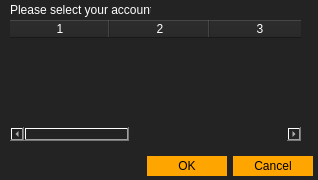
This is availableaccounts.ui in Acria-Network/Acria-Oracle-Node-Qt as Qt 5 draws it before an edit. The edited form follows.
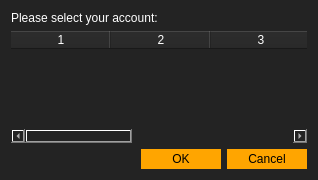
This is the edited form. Icons and pictures are not drawn.

```diff
--- a/availableaccounts.ui
+++ b/availableaccounts.ui
@@ -21,41 +21,16 @@
    <string notr="true">background-color:#232323;
 color:white;</string>
   </property>
-  <widget class="QDialogButtonBox" name="buttonBox">
-   <property name="geometry">
-    <rect>
-     <x>62</x>
-     <y>150</y>
-     <width>251</width>
-     <height>32</height>
-    </rect>
-   </property>
-   <property name="styleSheet">
-    <string notr="true">background-color:white;
-color:black;
-border: none;
-/*padding:30px;*/
-width:80px;
-padding-top:3px;
-padding-bottom:3px;
-background-color:orange;</string>
-   </property>
-   <property name="orientation">
-    <enum>Qt::Horizontal</enum>
-   </property>
-   <property name="standardButtons">
-    <set>QDialogButtonBox::Cancel|QDialogButtonBox::Ok</set>
-   </property>
-  </widget>
+  <layout class="QVBoxLayout" name="verticalLayout">
+   <item>
+    <widget class="QLabel" name="label">
+     <property name="text">
+      <string>Please select your account:</string>
+     </property>
+    </widget>
+   </item>
+   <item>
   <widget class="QTableWidget" name="tableWidget">
-   <property name="geometry">
-    <rect>
-     <x>10</x>
-     <y>20</y>
-     <width>291</width>
-     <height>121</height>
-    </rect>
-   </property>
    <property name="styleSheet">
     <string notr="true">border:none;</string>
    </property>
@@ -98,19 +73,28 @@
    <column/>
    <column/>
   </widget>
-  <widget class="QLabel" name="label">
-   <property name="geometry">
-    <rect>
-     <x>10</x>
-     <y>2</y>
-     <width>141</width>
-     <height>16</height>
-    </rect>
-   </property>
-   <property name="text">
-    <string>Please select your account:</string>
-   </property>
-  </widget>
+   </item>
+   <item>
+    <widget class="QDialogButtonBox" name="buttonBox">
+     <property name="styleSheet">
+      <string notr="true">background-color:white;
+color:black;
+border: none;
+/*padding:30px;*/
+width:80px;
+padding-top:3px;
+padding-bottom:3px;
+background-color:orange;</string>
+     </property>
+     <property name="orientation">
+      <enum>Qt::Horizontal</enum>
+     </property>
+     <property name="standardButtons">
+      <set>QDialogButtonBox::Cancel|QDialogButtonBox::Ok</set>
+     </property>
+    </widget>
+   </item>
+  </layout>
  </widget>
  <resources/>
  <connections>
```
Lines whose indentation alone changed are shown as unchanged.
